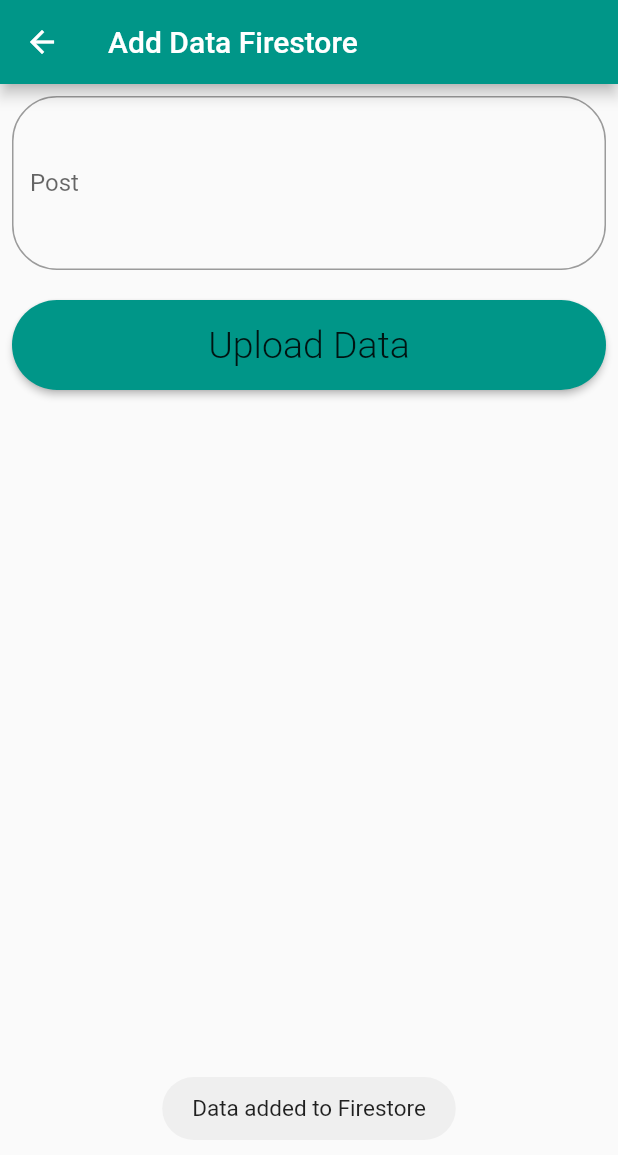
After one commit to UbAidu21/Firebase, a Flutter app: the AddFirestoreData screen opened directly, after a tap on "Upload Data", on a phone screen of 412 x 824 dp. The commit adds this screen. Shown: the top 1155 px of the screen. Run offline on Flutter 3.47's test engine with Material 2 defaults, Android fonts, the phone set to English and light mode, and no system bars; our stand-ins replace cloud_firestore, firebase_auth, firebase_core, firebase_database, fluttertoast; accounts and stored records are empty.

Commit message:
Firebase Firestore

```diff
--- a/lib/services/splash_services.dart
+++ b/lib/services/splash_services.dart
@@ -1,5 +1,6 @@
 import 'dart:async';
 
+import 'package:firebase_2/view/firestore/firestore_list_view.dart';
 import 'package:firebase_2/view/home/home_view.dart';
 import 'package:firebase_2/view/login_view/login_view.dart';
 import 'package:firebase_auth/firebase_auth.dart';
@@ -25,7 +26,7 @@ class SplashServices {
       Timer(
           const Duration(seconds: 3),
           () => Navigator.push(context, MaterialPageRoute(builder: (context) {
-                return const HomeView();
+                return const FirestoreListView();
               })));
     } else {
       Timer(
--- a/lib/utils/routs/routes_name.dart
+++ b/lib/utils/routs/routes_name.dart
@@ -21,5 +21,8 @@ class RoutesName{
   //VERIFY NUMBER
   static const String verifyNumber = 'verify_number';
 
+  //FIRESTORE
+  static const String firestoreList = 'firestore_list_view';
+
 
 }
--- a/lib/utils/routs/routs.dart
+++ b/lib/utils/routs/routs.dart
@@ -2,6 +2,7 @@
 
 import 'package:firebase_2/utils/routs/routes_name.dart';
 import 'package:firebase_2/utils/widgets/app_text.dart';
+import 'package:firebase_2/view/firestore/firestore_list_view.dart';
 import 'package:firebase_2/view/home/home_view.dart';
 import 'package:firebase_2/view/login_view/login_view.dart';
 import 'package:firebase_2/view/login_view/login_with_phone.dart';
@@ -30,6 +31,10 @@ class Routes {
       case RoutesName.loginWithPhone:
         return MaterialPageRoute(builder: (BuildContext context) => const LoginWithPhone());
 
+
+      case RoutesName.firestoreList:
+        return MaterialPageRoute(builder: (BuildContext context) => const FirestoreListView());
+
       case RoutesName.verifyNumber:
         // return MaterialPageRoute(builder: (BuildContext context) => const VerifyNumber());
 
--- /dev/null
+++ b/lib/view/firestore/add_firestore_data.dart
@@ -0,0 +1,81 @@
+import 'package:cloud_firestore/cloud_firestore.dart';
+import 'package:firebase_2/utils/functions/utilites.dart';
+import 'package:firebase_2/utils/widgets/app_button.dart';
+import 'package:firebase_2/utils/widgets/app_text.dart';
+import 'package:firebase_2/utils/widgets/custom_text_field.dart';
+import 'package:firebase_2/view/splash/splash_view.dart';
+import 'package:firebase_auth/firebase_auth.dart';
+import 'package:firebase_database/firebase_database.dart';
+import 'package:flutter/material.dart';
+
+class AddFirestoreData extends StatefulWidget {
+  const AddFirestoreData({super.key});
+
+  @override
+  State<AddFirestoreData> createState() => _AddFirestoreDataState();
+}
+
+class _AddFirestoreDataState extends State<AddFirestoreData> {
+  final postController = TextEditingController();
+  final auth = FirebaseAuth.instance;
+  ValueNotifier<bool> loading = ValueNotifier(false);
+
+  final firestoredb = FirebaseFirestore.instance;
+  @override
+  Widget build(BuildContext context) {
+    return Scaffold(
+      appBar: AppBar(
+        title: AppText(text: 'Add Data Firestore'),
+      ),
+      body: Center(
+        child: Padding(
+          padding: const EdgeInsets.all(8.0),
+          child: Column(
+            crossAxisAlignment: CrossAxisAlignment.stretch,
+            children: [
+              CustomTextField(
+                controller: postController,
+                hint: 'What is your mind?',
+                label: 'Post',
+                maxLines: 4,
+              ),
+              fixheight,
+              ValueListenableBuilder(
+                valueListenable: loading,
+                builder: (context, value, child) {
+                  return AppButton(
+                    text: 'Upload Data',
+                    height: 60,
+                    borderRadius: 30,
+                    loading: loading.value,
+                    onPressed: () {
+                      loading.value = true;
+
+                      String id = DateTime.now().millisecondsSinceEpoch.toString();
+                      firestoredb
+                          .collection('users')
+                          .doc(id)
+                          .set({
+                            'id' : id,
+                            'title': postController.text.toString(),
+
+                          })
+                          .then((value) {
+                            loading.value = false;
+                            Utilities().toastMessage('Data added to Firestore');
+                          })
+                          .onError((error, stackTrace) {
+                            Utilities().toastMessage(error.toString());
+                            loading.value = false;
+                          });
+                    },
+                  );
+                },
+              )
+            ],
+          ),
+        ),
+      ),
+    );
+  }
+}
```
Also changed, not shown: lib/main.dart (+5 -2 lines), lib/utils/widgets/show_my_dialog.dart (added, +55 -0 lines), lib/view/firestore/firestore_list_view.dart (added, +84 -0 lines), lib/view/home/home_view.dart (+3 -52 lines).
